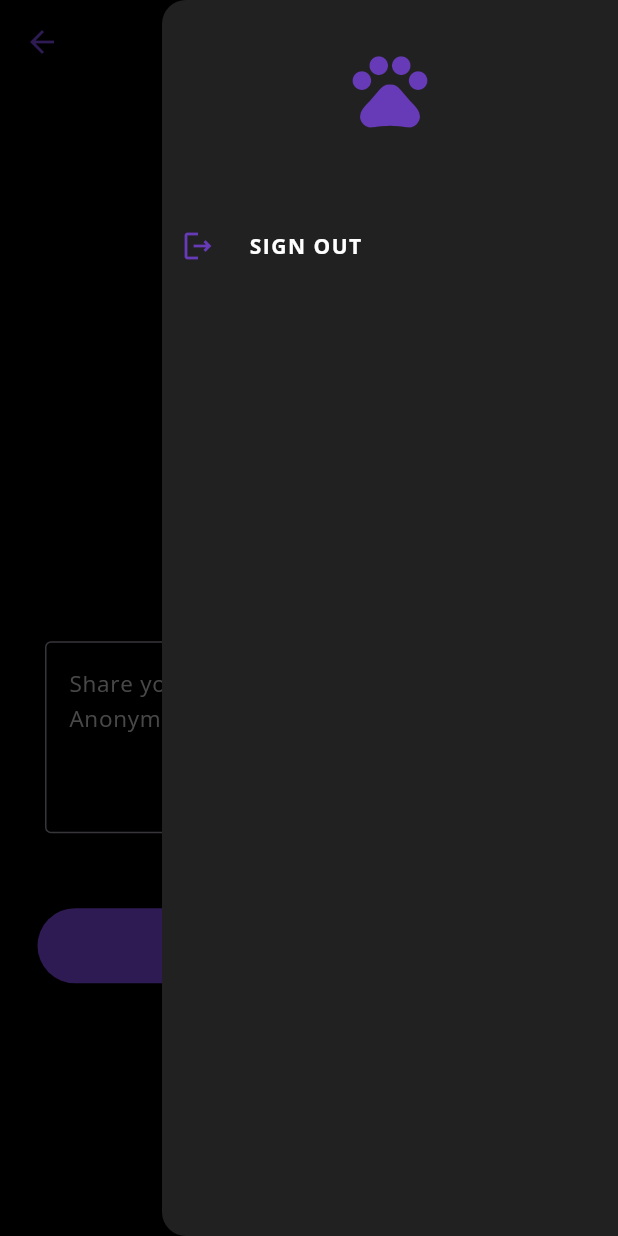
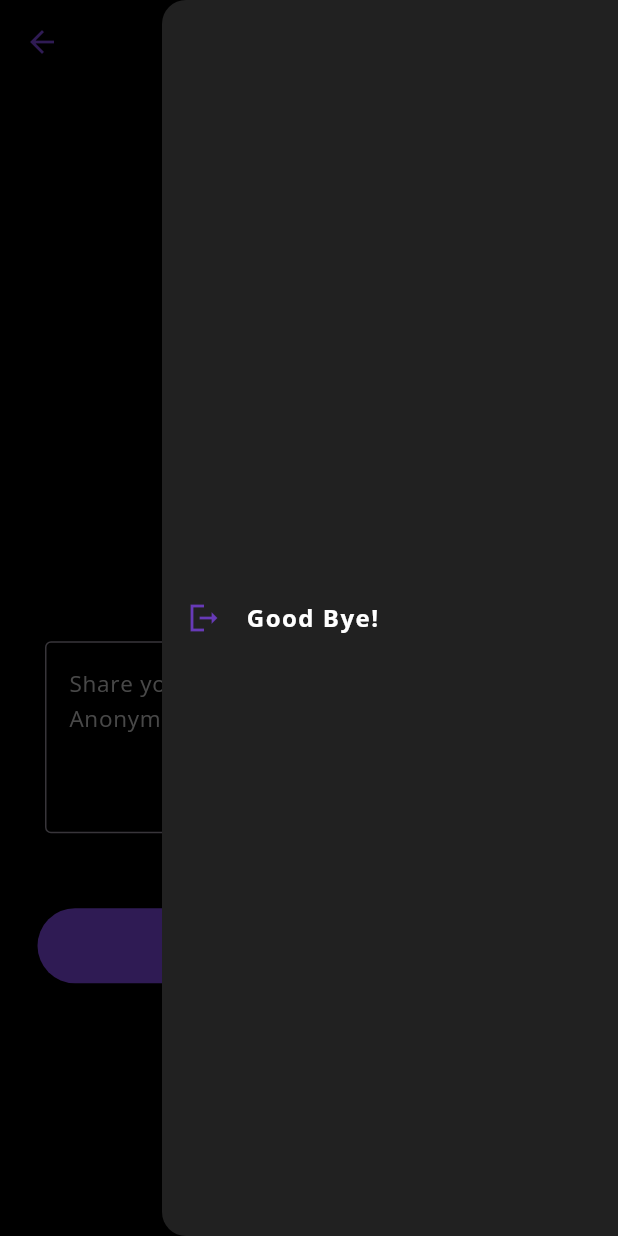
Before and after one commit to igmoiiz/anonymous_chat_application, a Flutter app: the PostScreen screen opened directly, with the side drawer open, on a phone screen of 412 x 824 dp. Run offline on Flutter 3.47's test engine with Material 3 defaults, Android fonts, the phone set to English and light mode, and no system bars; our stand-ins replace firebase_auth, firebase_core, firebase_database, fluttertoast, google_fonts, lottie; accounts and stored records are empty.

```diff
--- a/lib/Interface/post_screen.dart
+++ b/lib/Interface/post_screen.dart
@@ -40,16 +40,6 @@ class _PostScreenState extends State<PostScreen> {
     });
   }
 
-  void signOut() {
-    auth.signOut().then((value) {
-      Utils().toastMessage('Signed Out Successfully!');
-      Navigator.of(context)
-          .push(CupertinoPageRoute(builder: (context) => const SignIn()));
-    }).onError((error, stackTrace) {
-      Utils().toastMessage('Error While Signing Out \n $error');
-    });
-  }
-
   @override
   Widget build(BuildContext context) {
     return Scaffold(
@@ -63,35 +53,28 @@ class _PostScreenState extends State<PostScreen> {
       //drawer
       endDrawer: Drawer(
         backgroundColor: Colors.grey.shade900,
-        child: ListView(
+        child: Column(
+          mainAxisAlignment: MainAxisAlignment.center,
           children: [
-            const SafeArea(child: SizedBox(height: 30)),
-            const Icon(
-              Icons.pets_rounded,
-              color: Colors.deepPurple,
-              size: 60,
-            ),
-            const SizedBox(height: 50),
-            //item 1
-            Row(
-              mainAxisAlignment: MainAxisAlignment.start,
-              children: [
-                IconButton(
-                    onPressed: signOut,
-                    icon: const Icon(
-                      Icons.logout_outlined,
-                      color: Colors.deepPurple,
-                    )),
-                const SizedBox(width: 10),
-                Text(
-                  'Sign Out'.toUpperCase(),
-                  style: const TextStyle(
-                    color: Colors.white,
-                    fontWeight: FontWeight.bold,
-                    letterSpacing: 1,
-                  ),
+            ListTile(
+              title: const Text(
+                'Good Bye!',
+                style: TextStyle(
+                  color: Colors.white,
+                  letterSpacing: 1,
+                  fontWeight: FontWeight.bold,
                 ),
-              ],
+              ),
+              leading: const Icon(Icons.logout_sharp, color: Colors.deepPurple),
+              onTap: () {
+                auth.signOut().then((value) {
+                  Navigator.of(context).push(
+                      MaterialPageRoute(builder: (context) => const SignIn()));
+                  Utils().toastMessage('Signed out Successfully');
+                }).onError((error, stackTrace) {
+                  Utils().toastMessage(error.toString());
+                });
+              },
             ),
           ],
         ),
```
Also changed, not shown: lib/Authentication/forgot_password.dart (added, +131 -0 lines), lib/Authentication/sign_in.dart (+20 -0 lines).
